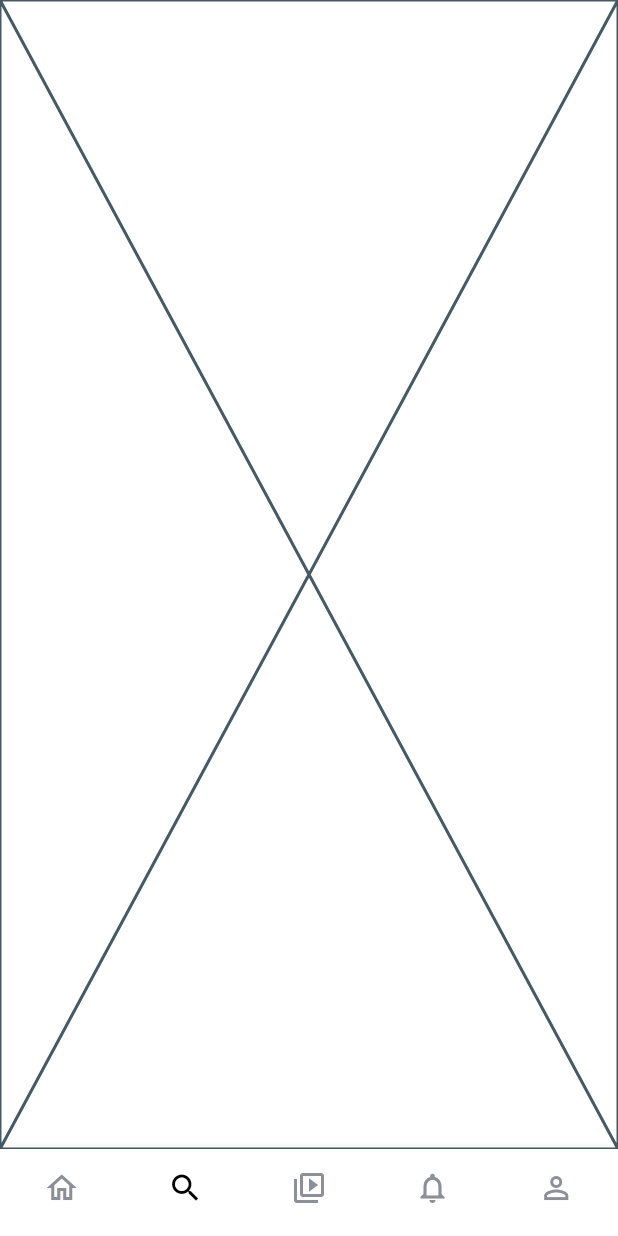
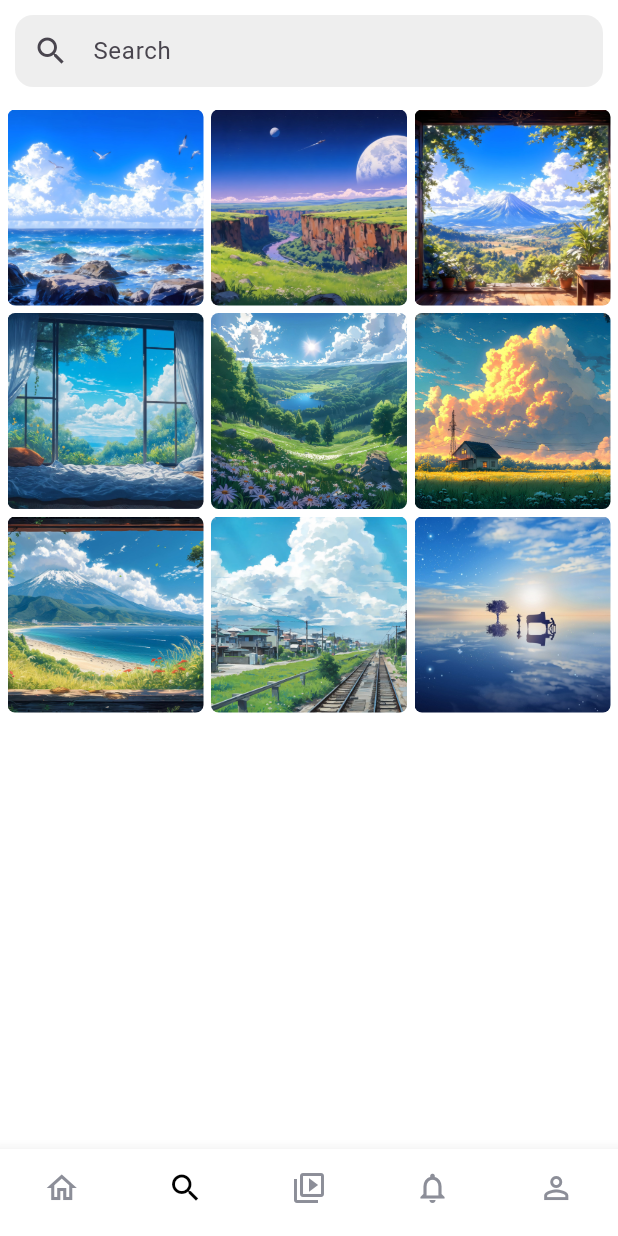
Before and after one commit to Nguyen1976/2025_LTTBDD_N05_Nhom_Nguyen_Huy, a Flutter app: the screen it shows after launch, item 2 of the bottom bar chosen, on a phone screen of 412 x 824 dp. Run offline on Flutter 3.47's test engine with Material 3 defaults, Android fonts, the phone set to English and light mode, and no system bars; our stand-ins replace cloud_firestore, firebase_auth, firebase_core, google_sign_in, video_player; accounts and stored records are empty.

Commit message:
add search & searchdetails layout

```diff
--- a/lib/screens/search.dart
+++ b/lib/screens/search.dart
@@ -1,4 +1,5 @@
 import 'package:flutter/material.dart';
+import 'package:instargram/searchdetails.dart';
 
 class Search extends StatefulWidget {
   const Search({super.key});
@@ -8,8 +9,70 @@ class Search extends StatefulWidget {
 }
 
 class _SearchState extends State<Search> {
+  final List<String> images = [
+    'images/photo1.JPG',
+    'images/photo2.JPG',
+    'images/photo3.JPG',
+    'images/photo4.JPG',
+    'images/photo5.JPG',
+    'images/photo6.JPG',
+    'images/photo7.JPG',
+    'images/photo8.WEBP',
+    'images/t4.jpg',
+  ];
+
   @override
   Widget build(BuildContext context) {
-    return const Placeholder();
+    return Scaffold(
+      backgroundColor: Colors.white,
+      body: SafeArea(
+        child: Column(
+          children: [
+            Padding(
+              padding: const EdgeInsets.all(10.0),
+              child: TextField(
+                readOnly: true,
+                onTap: () {
+                  Navigator.push(
+                    context,
+                    MaterialPageRoute(
+                      builder: (context) => const SearchDetails(),
+                    ),
+                  );
+                },
+                decoration: InputDecoration(
+                  hintText: 'Search',
+                  prefixIcon: const Icon(Icons.search),
+                  contentPadding: const EdgeInsets.symmetric(vertical: 10.0),
+                  filled: true,
+                  fillColor: Colors.grey.shade200,
+                  border: OutlineInputBorder(
+                    borderRadius: BorderRadius.circular(12.0),
+                    borderSide: BorderSide.none,
+                  ),
+                ),
+              ),
+            ),
+            Expanded(
+              child: GridView.builder(
+                padding: const EdgeInsets.all(5.0),
+                itemCount: images.length,
+                gridDelegate: const SliverGridDelegateWithFixedCrossAxisCount(
+                  crossAxisCount: 3,
+                  crossAxisSpacing: 5.0,
+                  mainAxisSpacing: 5.0,
+                ),
+                itemBuilder: (context, index) {
+                  return ClipRRect(
+                    borderRadius: BorderRadius.circular(5.0),
+                    child: Image.asset(images[index], fit: BoxFit.cover),
+                  );
+                },
+              ),
+            ),
+          ],
+        ),
+      ),
+    );
   }
 }
```
Also changed, not shown: lib/searchdetails.dart (added, +85 -0 lines), images/photo1.JPG (added), images/photo2.JPG (added), images/photo3.JPG (added), images/photo4.JPG (added), images/photo5.JPG (added), images/photo6.JPG (added), images/photo7.JPG (added), images/photo8.WEBP (added), images/t4.jpg (added).
